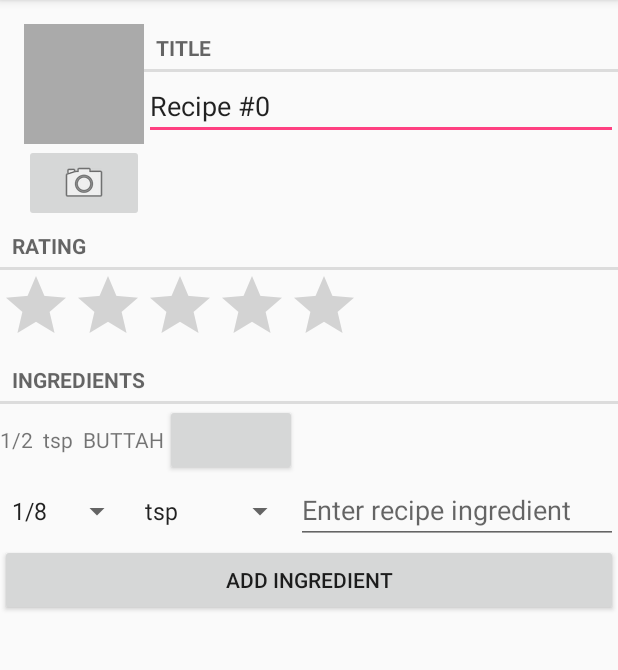
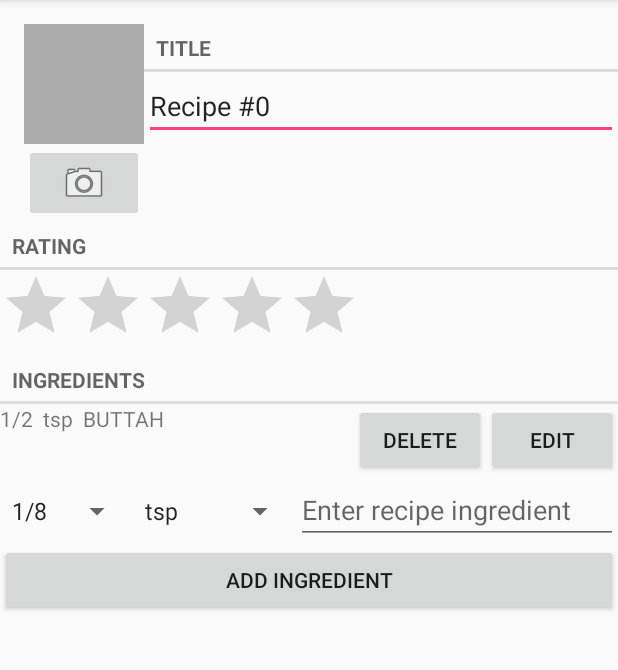
Before and after one commit to bennetthanna/CookBook, an Android app: the RecipeFragment screen opened directly, with no data from a screen before it, on a phone screen of 412 x 824 dp, the part 84-754 px from its top. Run offline under Robolectric (Android 15) with nearby library versions, the phone set to English and light mode, and no system bars.

Commit message:
Change ingredient layout to relative layout and add 2 buttons aligned to the right

```diff
--- a/app/src/main/java/com/hannabennett/cookbook/RecipeFragment.java
+++ b/app/src/main/java/com/hannabennett/cookbook/RecipeFragment.java
@@ -8,6 +8,7 @@ import android.support.v4.app.FragmentManager;
 import android.text.Editable;
 import android.text.TextWatcher;
 import android.text.format.DateFormat;
+import android.view.Gravity;
 import android.view.LayoutInflater;
 import android.view.Menu;
 import android.view.MenuInflater;
@@ -23,6 +24,7 @@ import android.widget.ImageView;
 import android.widget.LinearLayout;
 import android.widget.LinearLayout.LayoutParams;
 import android.widget.RatingBar;
+import android.widget.RelativeLayout;
 import android.widget.Spinner;
 import android.widget.TextView;
 import android.widget.Toast;
@@ -229,16 +231,27 @@ public class RecipeFragment extends Fragment {
         return view;
     }
 
-    private LinearLayout createIngredientTextView(Ingredient i) {
-        final LayoutParams params = new LayoutParams(LayoutParams.MATCH_PARENT, LayoutParams.WRAP_CONTENT);
-        final LinearLayout linearLayout = new LinearLayout(getActivity());
+    private RelativeLayout createIngredientTextView(Ingredient i) {
+        final RelativeLayout.LayoutParams params = new RelativeLayout.LayoutParams(LayoutParams.MATCH_PARENT, LayoutParams.WRAP_CONTENT);
+        final RelativeLayout relativeLayout = new RelativeLayout(getActivity());
+        relativeLayout.setLayoutParams(params);
+        final Button editButton = new Button(getActivity());
+        final RelativeLayout.LayoutParams buttonParams = new RelativeLayout.LayoutParams(LayoutParams.WRAP_CONTENT, LayoutParams.WRAP_CONTENT);
+        buttonParams.addRule(RelativeLayout.ALIGN_PARENT_RIGHT);
+        editButton.setLayoutParams(buttonParams);
+        editButton.setText(R.string.edit);
+        editButton.setId(1);
+        relativeLayout.addView(editButton);
+        final Button deleteButton = new Button(getActivity());
+        final RelativeLayout.LayoutParams deleteButtonParams = new RelativeLayout.LayoutParams(LayoutParams.WRAP_CONTENT, LayoutParams.WRAP_CONTENT);
+        deleteButtonParams.addRule(RelativeLayout.LEFT_OF, 1);
+        deleteButton.setLayoutParams(deleteButtonParams);
+        deleteButton.setText(R.string.delete);
+        relativeLayout.addView(deleteButton);
         final TextView textView = new TextView(getActivity());
-        final Button button = new Button(getActivity());
-        linearLayout.setLayoutParams(params);
         textView.setText(i.getQuantity() + "  " + i.getMeasurement() + "  " + i.getItem());
-        linearLayout.addView(textView);
-        linearLayout.addView(button);
-        return linearLayout;
+        relativeLayout.addView(textView);
+        return relativeLayout;
     }
 
 }
--- a/app/src/main/res/values/strings.xml
+++ b/app/src/main/res/values/strings.xml
@@ -38,4 +38,6 @@
     </string>
     <string name="recipe_summary_subject">Cookbook Recipe Summary</string>
     <string name="send_recipe">Send recipe via</string>
+    <string name="edit">Edit</string>
+    <string name="delete">Delete</string>
 </resources>
```
